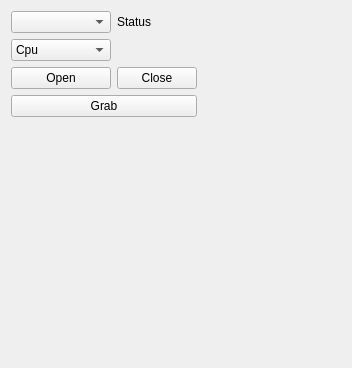
First picture: the form in src/KinectWidget.ui, repository SilvioGiancola/Kinect2TCPIP, before the edit.
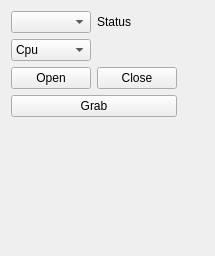
Second picture: the form after the edit. Custom widgets are drawn as their Qt base class.

Patch:
```diff
--- a/src/KinectWidget.ui
+++ b/src/KinectWidget.ui
@@ -6,16 +6,10 @@
    <rect>
     <x>0</x>
     <y>0</y>
-    <width>352</width>
-    <height>368</height>
+    <width>215</width>
+    <height>256</height>
    </rect>
   </property>
-  <property name="minimumSize">
-   <size>
-    <width>337</width>
-    <height>144</height>
-   </size>
-  </property>
   <property name="windowTitle">
    <string>Form</string>
   </property>
@@ -74,16 +68,6 @@
      </property>
     </widget>
    </item>
-   <item row="4" column="0">
-    <widget class="TransformationWidget" name="myTransformationWidget" native="true">
-     <property name="minimumSize">
-      <size>
-       <width>100</width>
-       <height>100</height>
-      </size>
-     </property>
-    </widget>
-   </item>
    <item row="2" column="1">
     <widget class="QPushButton" name="pushButton_Close">
      <property name="enabled">
@@ -117,6 +101,16 @@
      </property>
     </spacer>
    </item>
+   <item row="4" column="0" colspan="2">
+    <widget class="TransformationWidget" name="myTransformationWidget" native="true">
+     <property name="minimumSize">
+      <size>
+       <width>100</width>
+       <height>100</height>
+      </size>
+     </property>
+    </widget>
+   </item>
   </layout>
  </widget>
  <customwidgets>
```
Left out of the diff: 16 changed lines with no effect on the pictures.
